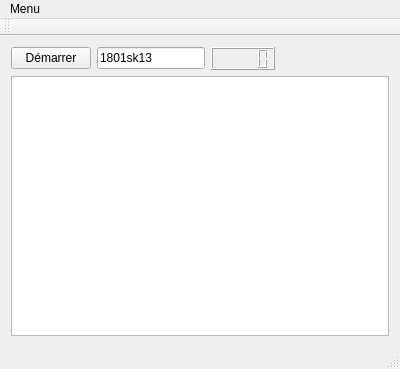
This is mainwindow.ui in firedream89/kimsufi_server as Qt 5 draws it before an edit. The edited form follows.
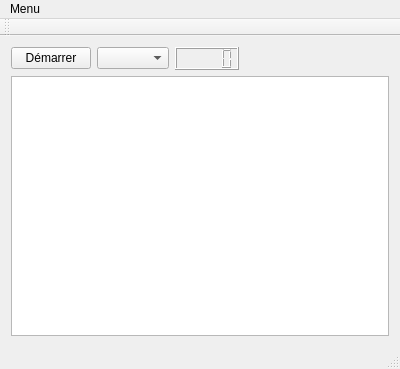
This is the edited form.

Commit message: 1.02 -Suppression du support de pushbullet -Modification de l'extraction des données de disponibilité serveur -Ajout d'un affichage dynamique des noms des serveur KS(au démarage de l'application) -Ajout de l'ouverture de la page de commande lorsque qu'un serveur est disponible

Patch:
```diff
--- a/mainwindow.ui
+++ b/mainwindow.ui
@@ -42,11 +42,7 @@
      </widget>
     </item>
     <item row="0" column="1">
-     <widget class="QLineEdit" name="eServeur">
-      <property name="text">
-       <string>1801sk13</string>
-      </property>
-     </widget>
+     <widget class="QComboBox" name="cServeur"/>
     </item>
    </layout>
   </widget>
```
Left out of the diff: 8 changed lines with no effect on the pictures. The commit also changes 3 other files.
